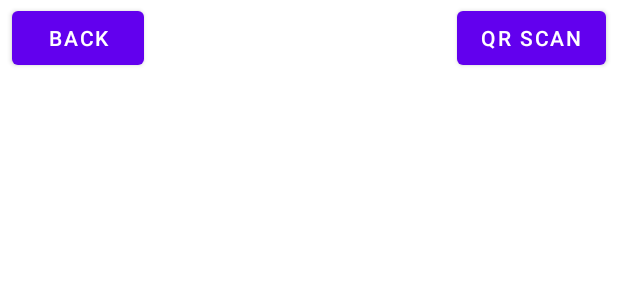
After one commit to Sorin-Ionut-Rosalim/Bachelor-App, an Android app: the layout library_activity.xml on its own in the app's theme, with its tools: preview values and no code run, on a phone screen of 412 x 824 dp. The commit adds this screen. Shown: the top 300 px of the screen. Run offline under Robolectric (Android 15) with nearby library versions, the phone set to English and light mode, and no system bars.

Commit message:
Added buttons, LibraryActivity and more. Not working properly. Need to find a good qrscanner lib.

```diff
--- a/app/build.gradle
+++ b/app/build.gradle
@@ -34,7 +34,7 @@ dependencies {
         // Obj - a simple Wavefront OBJ file loader
         // https://github.com/javagl/Obj
         implementation 'de.javagl:obj:0.2.1'
-
+        implementation 'com.github.yuriy-budiyev:code-scanner:2.3.2'
         implementation 'androidx.appcompat:appcompat:1.1.0'
         implementation 'com.google.android.material:material:1.1.0'
     }
--- a/app/src/main/AndroidManifest.xml
+++ b/app/src/main/AndroidManifest.xml
@@ -22,6 +22,10 @@
                 <category android:name="android.intent.category.LAUNCHER" />
             </intent-filter>
         </activity>
+        <activity
+            android:name=".LibraryActivity"
+            android:exported="true">
+        </activity>
         <meta-data android:name="com.google.ar.core" android:value="required" />
     </application>
 
--- /dev/null
+++ b/app/src/main/res/layout/library_activity.xml
@@ -0,0 +1,32 @@
+<?xml version="1.0" encoding="utf-8"?>
+<RelativeLayout xmlns:android="http://schemas.android.com/apk/res/android"
+    xmlns:app="http://schemas.android.com/apk/res-auto"
+    xmlns:tools="http://schemas.android.com/tools"
+    android:layout_width="match_parent"
+    android:layout_height="match_parent"
+    android:visibility="visible"
+    tools:context=".LibraryActivity">
+
+
+    <Button
+        android:id="@+id/backButton"
+        android:layout_width="wrap_content"
+        android:layout_height="wrap_content"
+        android:layout_alignParentStart="true"
+        android:layout_alignParentTop="true"
+        android:layout_marginStart="8dp"
+        android:layout_marginTop="1dp"
+        android:text="Back" />
+
+    <Button
+        android:id="@+id/scanButton"
+        android:layout_width="wrap_content"
+        android:layout_height="wrap_content"
+        android:layout_alignParentTop="true"
+        android:layout_alignParentEnd="true"
+        android:layout_marginTop="1dp"
+        android:layout_marginEnd="8dp"
+        android:text="QR Scan" />
+
+
+</RelativeLayout>
--- /dev/null
+++ b/app/src/main/res/layout/settings_menu.xml
@@ -0,0 +1,5 @@
+<?xml version="1.0" encoding="utf-8"?>
+<menu xmlns:android="http://schemas.android.com/apk/res/android"
+    android:layout_width="match_parent"
+    android:layout_height="match_parent">
+</menu>
--- a/build.gradle
+++ b/build.gradle
@@ -4,6 +4,7 @@ buildscript {
     repositories {
         google()
         mavenCentral()
+
     }
     dependencies {
         classpath 'com.android.tools.build:gradle:7.3.1'
@@ -18,6 +19,7 @@ allprojects {
         google()
         mavenCentral()
         mavenLocal()
+        maven { url 'https://jitpack.io' }
     }
 }
 
```
Also changed, not shown: app/src/main/java/com/example/arapp/LibraryActivity.java (added, +32 -0 lines), app/src/main/java/com/example/arapp/MainActivity.java (+50 -9 lines), app/src/main/java/com/example/arapp/ScannerActivity.java (added, +10 -0 lines), app/src/main/res/layout/activity_main.xml (+17 -16 lines), app/src/main/res/layout/sceneform_plane_discovery_layout.xml (added, +18 -0 lines), settings.gradle (+8 -0 lines), app/src/main/res/drawable/ic_settings.png (added), app/src/main/res/drawable/sceneform_hand_phone.png (added).
